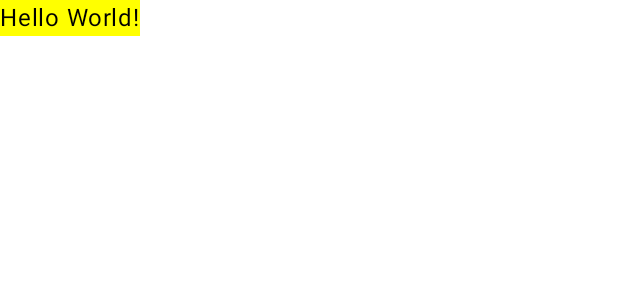
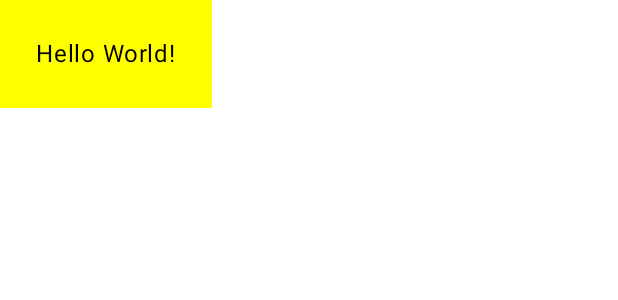
Before and after one commit to JorgeSDiaz/Hello-world-Android, an Android app built with Jetpack Compose: the @Preview function GreetingPreview, on a phone screen of 412 x 824 dp. Shown: the top 300 px of the screen. Run offline under Robolectric (Android 15) with nearby library versions, the phone set to English and light mode, and no system bars.

Commit message:
add padding

```diff
--- a/app/src/main/java/com/example/firstapp/MainActivity.kt
+++ b/app/src/main/java/com/example/firstapp/MainActivity.kt
@@ -4,6 +4,7 @@ import android.os.Bundle
 import androidx.activity.ComponentActivity
 import androidx.activity.compose.setContent
 import androidx.compose.foundation.layout.fillMaxSize
+import androidx.compose.foundation.layout.padding
 import androidx.compose.material3.MaterialTheme
 import androidx.compose.material3.Surface
 import androidx.compose.material3.Text
@@ -11,6 +12,7 @@ import androidx.compose.runtime.Composable
 import androidx.compose.ui.Modifier
 import androidx.compose.ui.graphics.Color
 import androidx.compose.ui.tooling.preview.Preview
+import androidx.compose.ui.unit.dp
 import com.example.firstapp.ui.theme.FirstAppTheme
 
 class MainActivity : ComponentActivity() {
@@ -32,7 +34,7 @@ fun Greeting(name: String, modifier: Modifier = Modifier) {
     Surface(color = Color.Yellow) {
         Text(
             text = "Hello $name!",
-            modifier = modifier
+            modifier = Modifier.padding(24.dp)
         )
     }
 }
```
